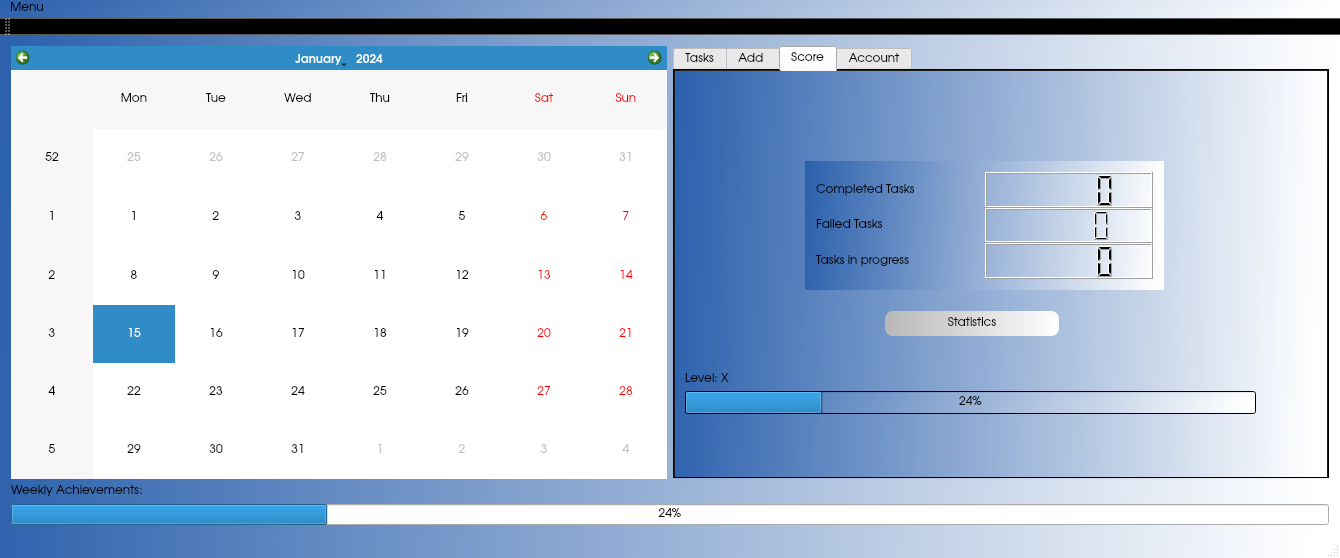
First picture: the form in PersonalPlanner/mainwindow.ui, repository sabrine-gamdou/PersonalPlanner, before the edit.
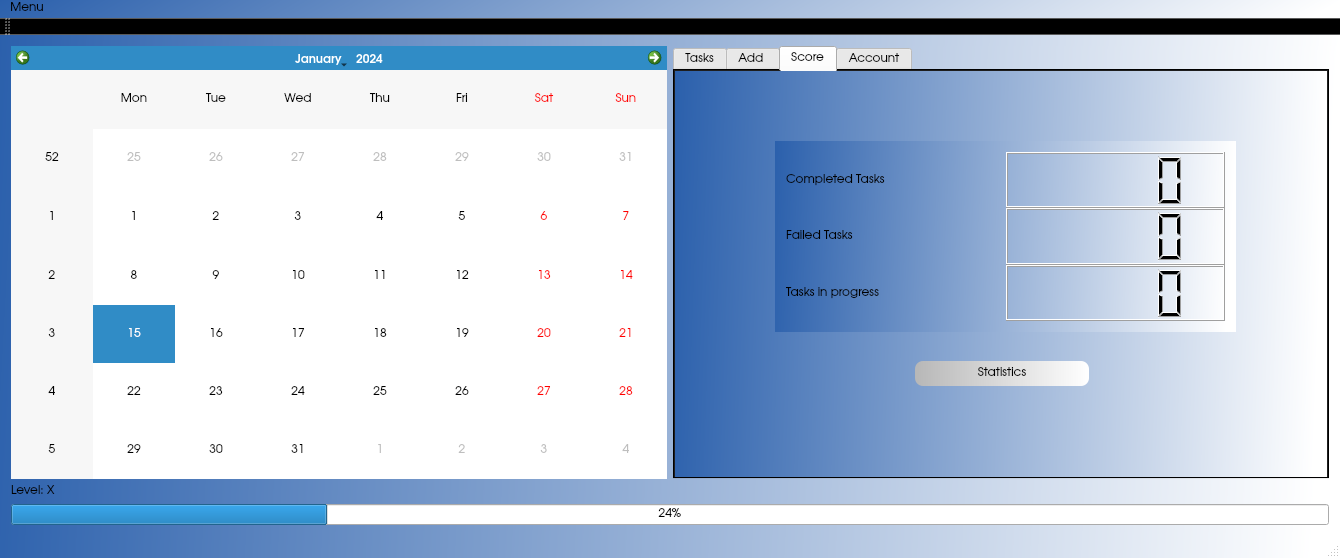
Second picture: the form after the edit. The open tabs and pages were chosen to show the change. Custom widgets are drawn as their Qt base class.

Patch:
```diff
--- a/PersonalPlanner/mainwindow.ui
+++ b/PersonalPlanner/mainwindow.ui
@@ -442,50 +442,11 @@
          <attribute name="title">
           <string>Score</string>
          </attribute>
-         <widget class="QProgressBar" name="levelPb">
-          <property name="geometry">
-           <rect>
-            <x>10</x>
-            <y>320</y>
-            <width>571</width>
-            <height>23</height>
-           </rect>
-          </property>
-          <property name="font">
-           <font>
-            <family>URW Gothic L</family>
-           </font>
-          </property>
-          <property name="value">
-           <number>24</number>
-          </property>
-         </widget>
-         <widget class="QLabel" name="levelLb">
-          <property name="geometry">
-           <rect>
-            <x>10</x>
-            <y>300</y>
-            <width>67</width>
-            <height>17</height>
-           </rect>
-          </property>
-          <property name="font">
-           <font>
-            <family>URW Gothic L</family>
-           </font>
-          </property>
-          <property name="styleSheet">
-           <string notr="true">background: qlineargradient(spread:pad, x1:0, y1:0, x2:1, y2:0.0225455, stop:0 rgba(0,0,0,0), stop:1 rgba(0,0,0,0))</string>
-          </property>
-          <property name="text">
-           <string>Level: X</string>
-          </property>
-         </widget>
          <widget class="QPushButton" name="statisticBtn">
           <property name="geometry">
            <rect>
-            <x>210</x>
-            <y>240</y>
+            <x>240</x>
+            <y>290</y>
             <width>174</width>
             <height>25</height>
            </rect>
@@ -507,10 +468,10 @@
          <widget class="QWidget" name="layoutWidget">
           <property name="geometry">
            <rect>
-            <x>130</x>
-            <y>90</y>
-            <width>359</width>
-            <height>129</height>
+            <x>100</x>
+            <y>70</y>
+            <width>461</width>
+            <height>191</height>
            </rect>
           </property>
           <layout class="QHBoxLayout" name="horizontalLayout">
@@ -959,19 +920,19 @@
      <layout class="QVBoxLayout" name="verticalLayout"/>
     </item>
     <item row="3" column="0">
-     <widget class="QLabel" name="weeklyLb">
+     <widget class="QLabel" name="levelLb">
       <property name="font">
        <font>
         <family>URW Gothic L</family>
        </font>
       </property>
       <property name="text">
-       <string>Weekly Achievements: </string>
+       <string>Level: X</string>
       </property>
      </widget>
     </item>
     <item row="4" column="0">
-     <widget class="QProgressBar" name="weeklyPb">
+     <widget class="QProgressBar" name="levelPb">
       <property name="font">
        <font>
         <family>URW Gothic L</family>
```
Left out of the diff: 12 changed lines with no effect on the pictures.
